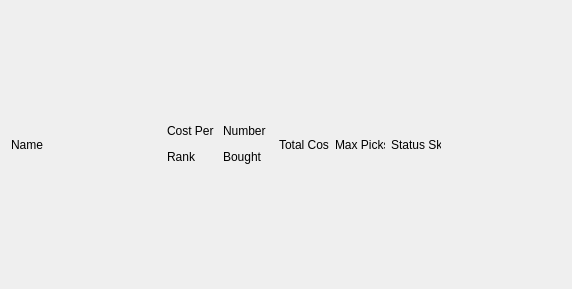
First picture: the form in BattleBoard/vieSkillWindow.ui, repository Greykoil/BattleBoard, before the edit.
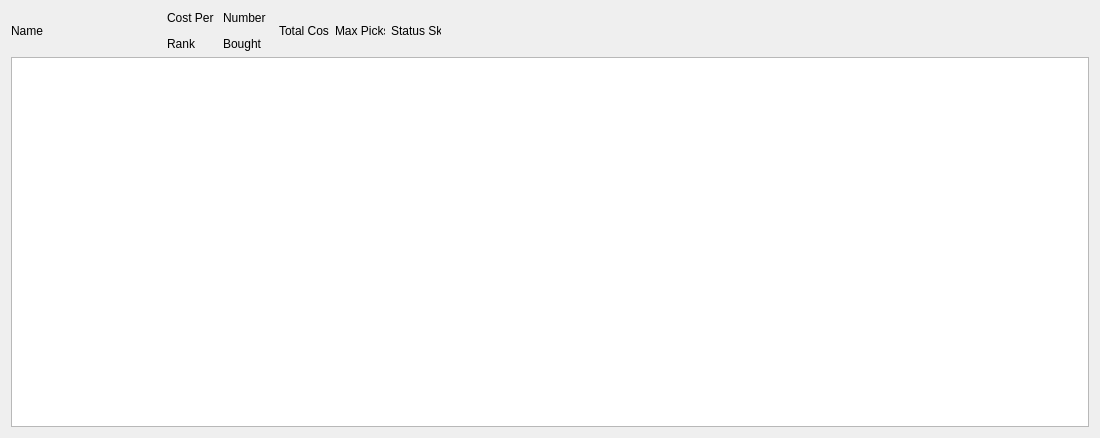
Second picture: the form after the edit.

Commit message:
Move Skill logic to model
Seperate logic from gui in skills.
Add a page for displaying the character information.
Make skills and adventure records lists.
Remove unused armour class

The edit to the form file:
```diff
--- a/BattleBoard/vieSkillWindow.ui
+++ b/BattleBoard/vieSkillWindow.ui
@@ -6,8 +6,8 @@
    <rect>
     <x>0</x>
     <y>0</y>
-    <width>572</width>
-    <height>289</height>
+    <width>1100</width>
+    <height>438</height>
    </rect>
   </property>
   <property name="windowTitle">
@@ -156,6 +156,9 @@
        </item>
       </layout>
      </item>
+     <item>
+      <widget class="QListWidget" name="listWidget"/>
+     </item>
     </layout>
    </item>
   </layout>
```
The commit also changes 42 other files.
